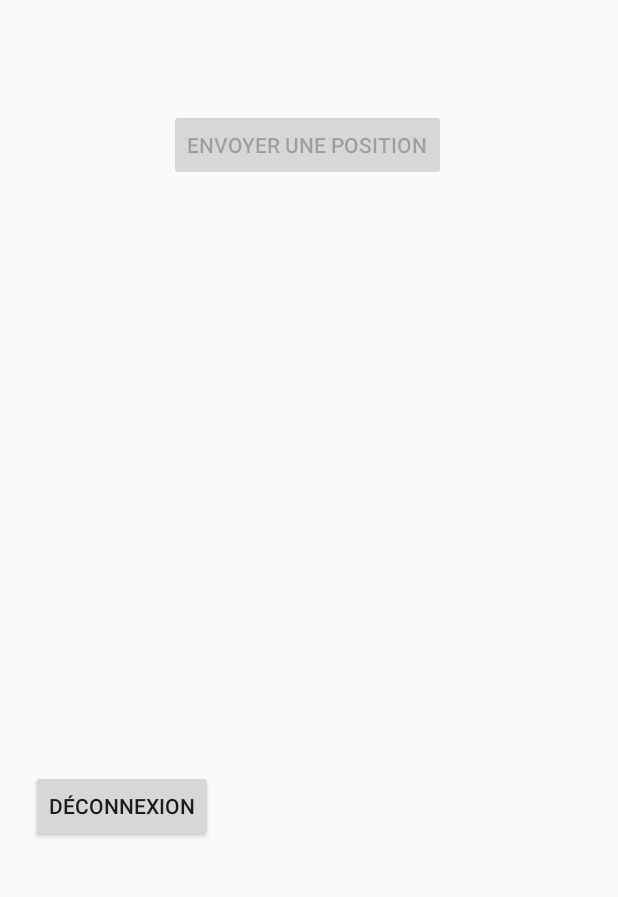
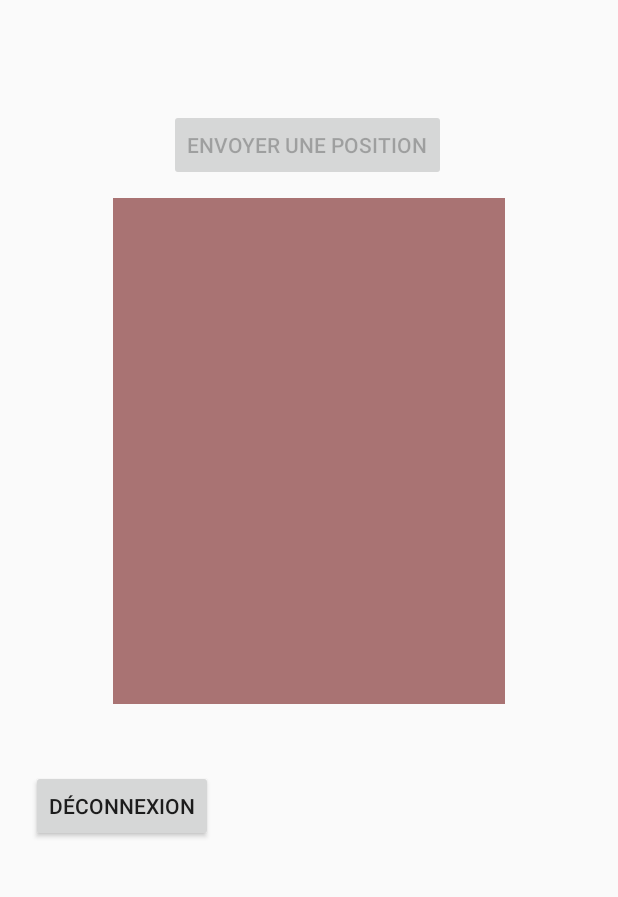
Before and after one commit to LariXii/BluetoothTestBLE, an Android app: the DeviceActivity screen opened directly, with no data from a screen before it, on a phone screen of 412 x 824 dp, the part 170-1067 px from its top. Run offline under Robolectric (Android 15) with nearby library versions, the phone set to English and light mode, and no system bars.

Commit message:
Update activity_device.xml

```diff
--- a/app/src/main/res/layout/activity_device.xml
+++ b/app/src/main/res/layout/activity_device.xml
@@ -24,6 +24,7 @@
         android:id="@+id/textView_log"
         android:layout_width="261dp"
         android:layout_height="337dp"
+        android:background="#AE853636"
         app:layout_constraintBottom_toBottomOf="parent"
         app:layout_constraintEnd_toEndOf="parent"
         app:layout_constraintStart_toStartOf="parent"
```
